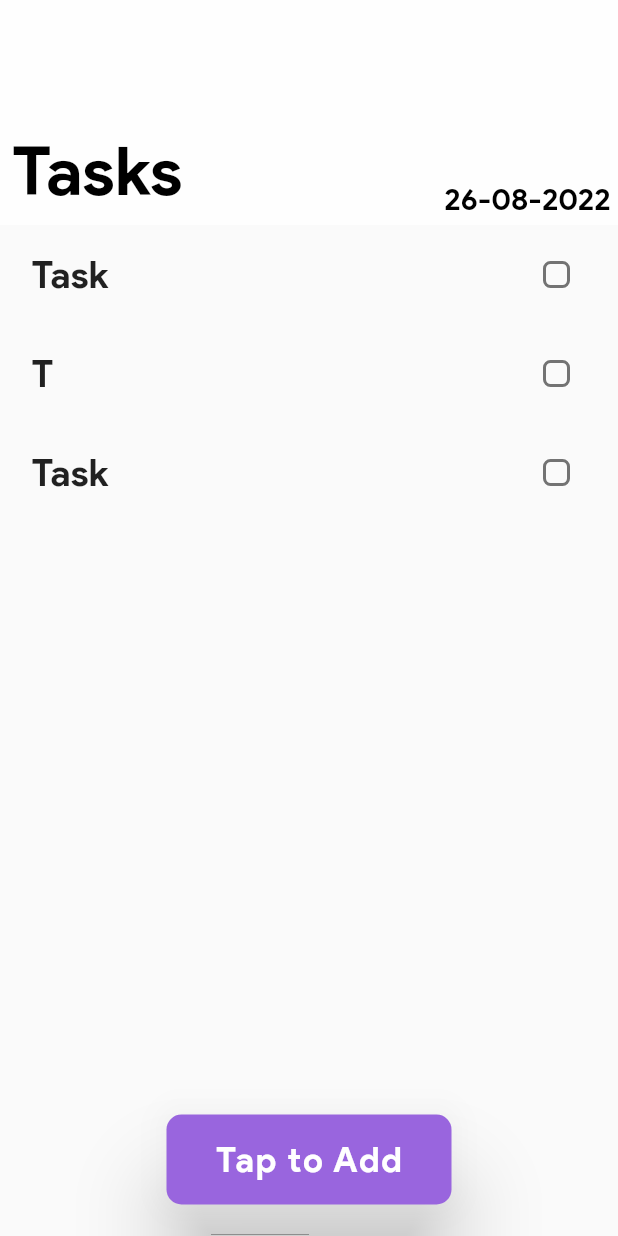
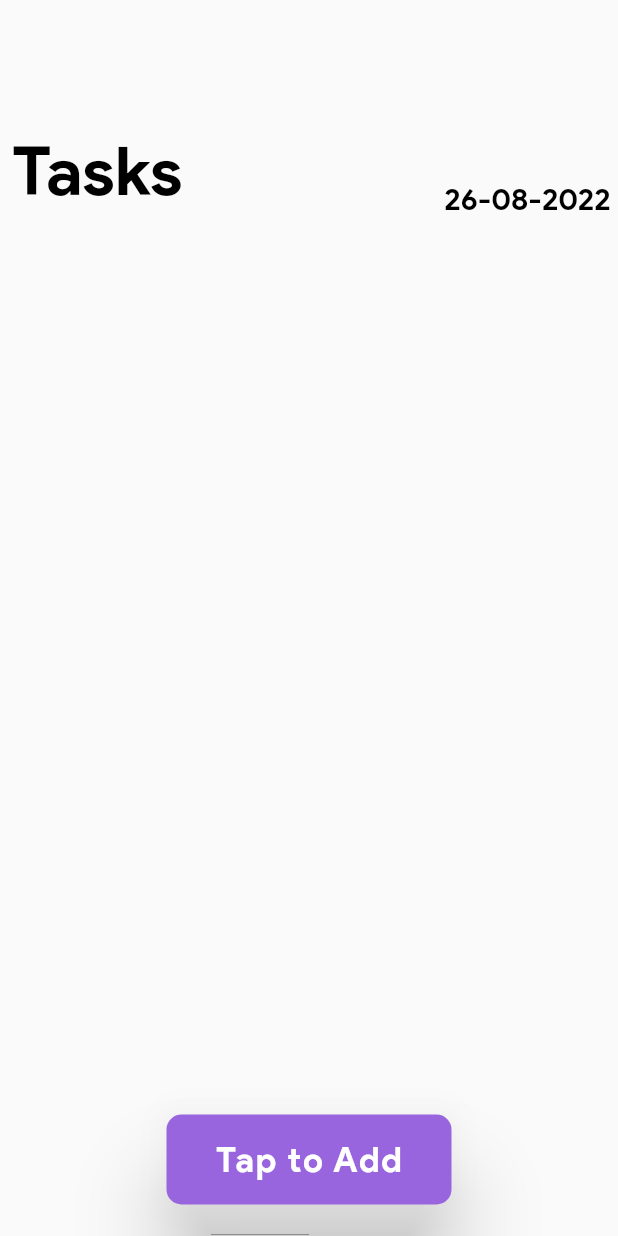
Before and after one commit to anshb7/to_do_app, a Flutter app: the screen it shows after launch, on a phone screen of 412 x 824 dp. Run offline on Flutter 3.47's test engine with Material 2 defaults, Android fonts, the phone set to English and light mode, and no system bars.

```diff
--- a/lib/main.dart
+++ b/lib/main.dart
@@ -1,4 +1,5 @@
 import 'package:flutter/material.dart';
+import 'package:flutter/scheduler.dart';
 import 'package:intl/intl.dart';
 import 'package:to_do_app/task.dart';
 
@@ -23,8 +24,8 @@ class MyApp extends StatelessWidget {
         onSecondary: Colors.white,
         error: Colors.red,
         onError: Colors.white,
-        background: Color.fromRGBO(254, 254, 254, 1),
-        onBackground: Colors.white,
+        background: Colors.black,
+        onBackground: Colors.black,
         surface: Colors.purpleAccent,
         onSurface: Colors.white,
       )),
@@ -45,7 +46,7 @@ class MyHomePage extends StatefulWidget {
 class _MyHomePageState extends State<MyHomePage> {
   bool ischecked = false;
   bool checked = false;
-  List<Task> tasks = [Task("Task"), Task("T"), Task("Task")];
+  List<Task> tasks = [];
   @override
   Widget build(BuildContext context) {
     DateTime date = DateTime.now();
@@ -78,7 +79,7 @@ class _MyHomePageState extends State<MyHomePage> {
       body: Column(
         children: [
           Container(
-            color: Color.fromRGBO(254, 254, 254, 1),
+            color: Colors.transparent,
             width: double.infinity,
             height: 150,
             child: Row(
@@ -125,18 +126,17 @@ class _MyHomePageState extends State<MyHomePage> {
                         shape: RoundedRectangleBorder(
                             borderRadius:
                                 BorderRadius.all(Radius.circular(10))),
-                        selected: checked,
+                        selected: tasks[index].value,
                         selectedTileColor: Color.fromRGBO(153, 101, 222, 10),
                         title: Text(
                           tasks[index].task,
                           style: TextStyle(fontFamily: "Product", fontSize: 25),
                         ),
                         controlAffinity: ListTileControlAffinity.trailing,
-                        value: ischecked,
+                        value: tasks[index].value,
                         onChanged: (value) {
                           setState(() {
-                            ischecked = value!;
-                            checked = true;
+                            tasks[index].value = value!;
                           });
                         },
                         activeColor: Colors.white,
--- a/lib/task.dart
+++ b/lib/task.dart
@@ -1,4 +1,5 @@
 class Task {
   final String task;
-  Task(this.task);
+  bool value;
+  Task({ required this.task, this.value = false});
 }
```
